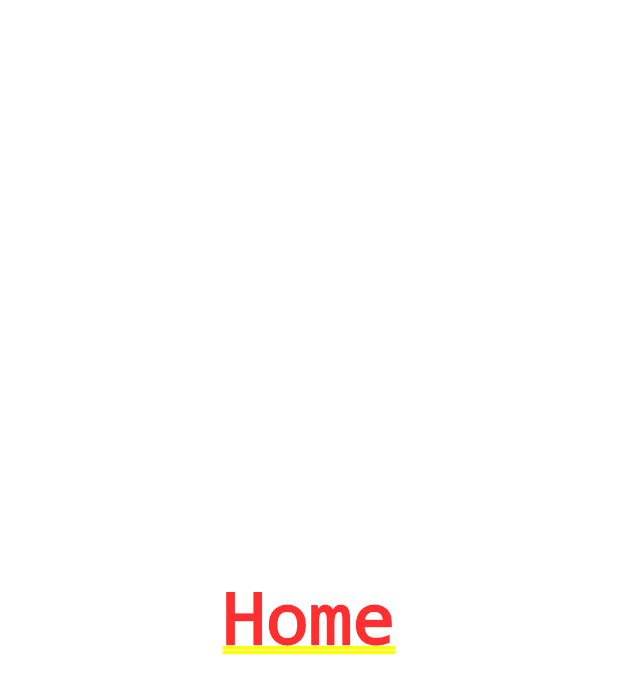
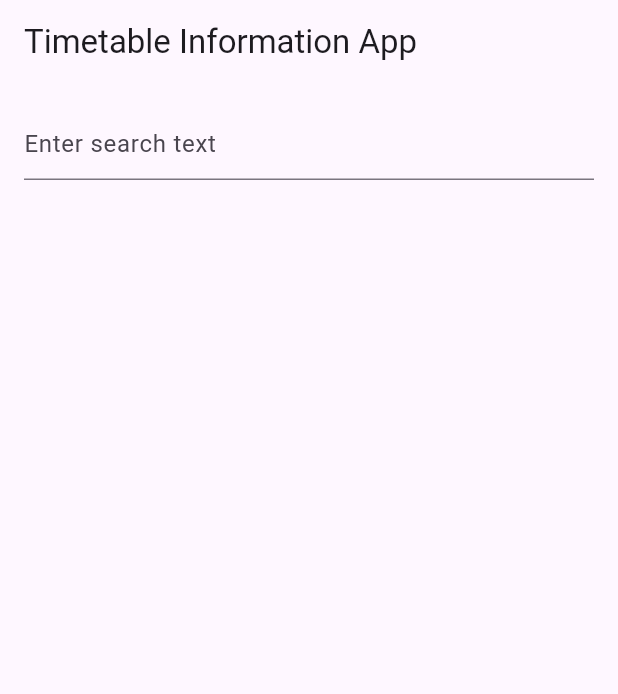
Before and after one commit to Charizard17/fahrplanauskunfts_app, a Flutter app: the screen it shows after launch, on a phone screen of 412 x 824 dp. Shown: the top 694 px of the screen. Run offline on Flutter 3.47's test engine with Material 3 defaults, Android fonts, the phone set to English and light mode, and no system bars; our stand-ins replace dio.

Commit message:
MainScreen created basically and added to main file

```diff
--- a/lib/main.dart
+++ b/lib/main.dart
@@ -1,7 +1,15 @@
 import 'package:flutter/material.dart';
+import 'package:provider/provider.dart';
+import 'package:timetable_info_app/providers/search_provider.dart';
+import 'package:timetable_info_app/screens/main_screen.dart';
 
 void main() {
-  runApp(const MyApp());
+  runApp(
+    ChangeNotifierProvider(
+      create: (context) => SearchProvider(),
+      child: const MyApp(),
+    ),
+  );
 }
 
 class MyApp extends StatelessWidget {
@@ -19,7 +27,7 @@ class MyApp extends StatelessWidget {
       home: Container(
         color: Colors.white,
         alignment: Alignment.center,
-        child: const Text("Home"),
+        child: MainScreen(),
       ),
     );
   }
--- /dev/null
+++ b/lib/screens/main_screen.dart
@@ -0,0 +1,32 @@
+// lib/screens/main_screen.dart
+import 'package:flutter/material.dart';
+import 'package:provider/provider.dart';
+import 'package:timetable_info_app/providers/search_provider.dart';
+
+class MainScreen extends StatelessWidget {
+  @override
+  Widget build(BuildContext context) {
+    final searchProvider = Provider.of<SearchProvider>(context);
+
+    return Scaffold(
+      appBar: AppBar(
+        title: const Text('Timetable Information App'),
+      ),
+      body: Padding(
+        padding: const EdgeInsets.all(16.0),
+        child: Column(
+          children: [
+            TextField(
+              onChanged: (value) {
+                searchProvider.search(value);
+              },
+              decoration: const InputDecoration(
+                hintText: 'Enter search text',
+              ),
+            ),
+          ],
+        ),
+      ),
+    );
+  }
+}
--- a/pubspec.yaml
+++ b/pubspec.yaml
@@ -30,6 +30,7 @@ environment:
 dependencies:
   flutter:
     sdk: flutter
+  provider: ^6.1.1
   dio: ^5.4.0
 
   # The following adds the Cupertino Icons font to your application.
```
Also changed, not shown: pubspec.lock.
